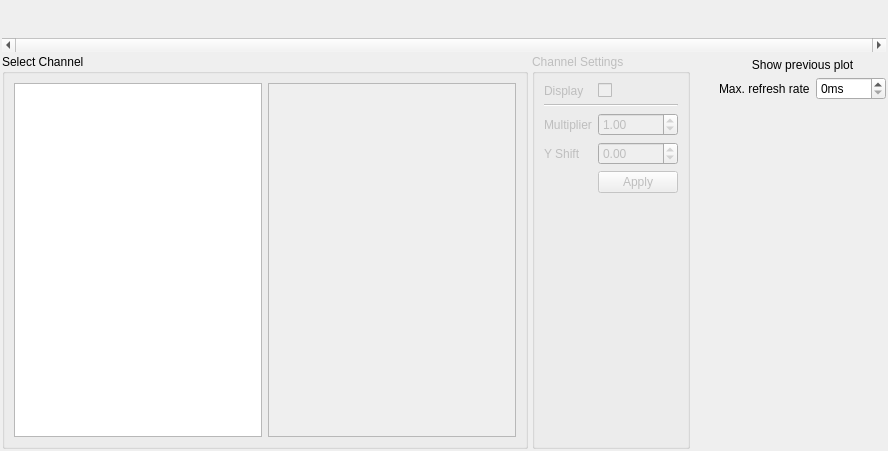
The window that modules/traceplot/tracedisplay.ui (syntalos/syntalos) describes before a commit, drawn with Qt 5.
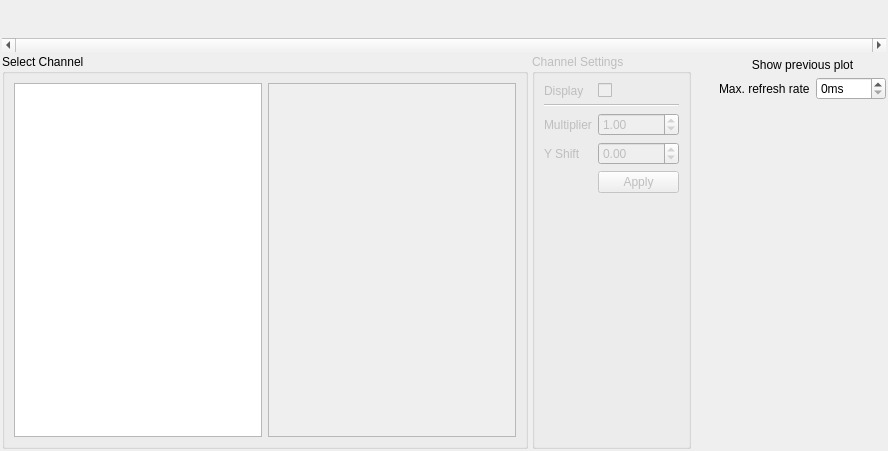
The same window after the commit. Icons and pictures are not drawn. Custom widgets are drawn as their Qt base class.

```diff
--- a/modules/traceplot/tracedisplay.ui
+++ b/modules/traceplot/tracedisplay.ui
@@ -141,10 +141,10 @@
          <item row="2" column="1">
           <widget class="QDoubleSpinBox" name="multiplierDoubleSpinBox">
            <property name="minimum">
-            <double>-1000.000000000000000</double>
+            <double>-10000.000000000000000</double>
            </property>
            <property name="maximum">
-            <double>1000.990000000000009</double>
+            <double>10000.000000000000000</double>
            </property>
            <property name="value">
             <double>1.000000000000000</double>
```
